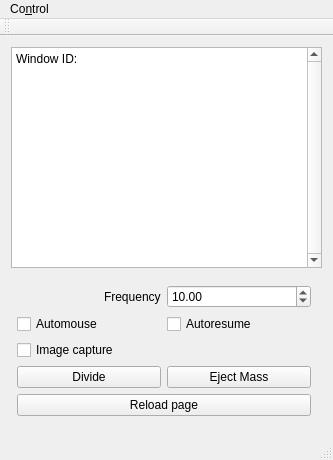
Old version of the form mainwindow.ui in the repository frsfnrrg/blob-controller.
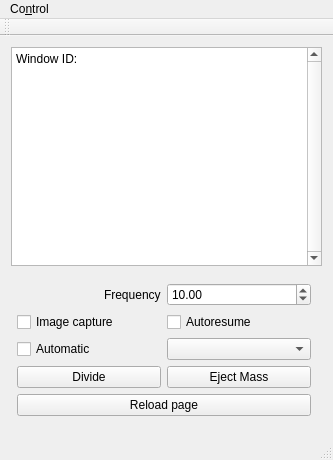
New version of the form.

Patch:
```diff
--- a/mainwindow.ui
+++ b/mainwindow.ui
@@ -55,13 +55,6 @@
        <property name="leftMargin">
         <number>6</number>
        </property>
-       <item row="4" column="0">
-        <widget class="QCheckBox" name="boxImageCapture">
-         <property name="text">
-          <string>Image capture</string>
-         </property>
-        </widget>
-       </item>
        <item row="3" column="1">
         <widget class="QCheckBox" name="boxAutoresume">
          <property name="text">
@@ -69,20 +62,20 @@
          </property>
         </widget>
        </item>
-       <item row="5" column="1">
+       <item row="7" column="0" colspan="2">
+        <widget class="QPushButton" name="buttonReload">
+         <property name="text">
+          <string>Reload page</string>
+         </property>
+        </widget>
+       </item>
+       <item row="6" column="1">
         <widget class="QPushButton" name="buttonW">
          <property name="text">
           <string>Eject Mass</string>
          </property>
         </widget>
        </item>
-       <item row="3" column="0">
-        <widget class="QCheckBox" name="boxAutomouse">
-         <property name="text">
-          <string>Automouse</string>
-         </property>
-        </widget>
-       </item>
        <item row="1" column="1">
         <widget class="QDoubleSpinBox" name="spinFrequency">
          <property name="accelerated">
@@ -102,7 +95,7 @@
          </property>
         </widget>
        </item>
-       <item row="5" column="0">
+       <item row="6" column="0">
         <widget class="QPushButton" name="buttonSpace">
          <property name="text">
           <string>Divide</string>
@@ -116,10 +109,27 @@
          </property>
         </widget>
        </item>
-       <item row="6" column="0" colspan="2">
-        <widget class="QPushButton" name="buttonReload">
+       <item row="5" column="0">
+        <widget class="QCheckBox" name="boxAutomouse">
          <property name="text">
-          <string>Reload page</string>
+          <string>Automatic</string>
+         </property>
+        </widget>
+       </item>
+       <item row="3" column="0">
+        <widget class="QCheckBox" name="boxImageCapture">
+         <property name="text">
+          <string>Image capture</string>
+         </property>
+        </widget>
+       </item>
+       <item row="5" column="1">
+        <widget class="QComboBox" name="comboAutoChoice">
+         <property name="maxCount">
+          <number>2147483644</number>
+         </property>
+         <property name="modelColumn">
+          <number>0</number>
          </property>
         </widget>
        </item>
```
